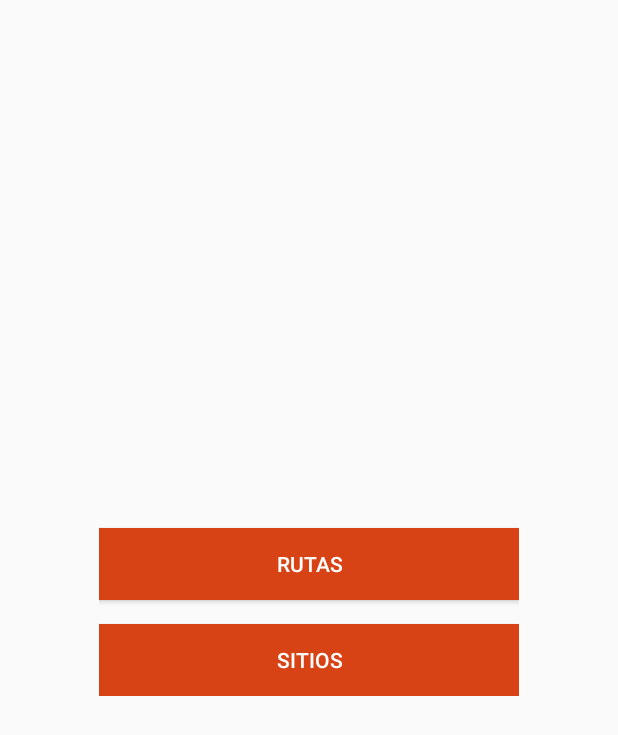
After one commit to Cromeror/turistapp_android, an Android app: the layout content_main_menu.xml on its own in the app's theme, with its tools: preview values and no code run, on a phone screen of 412 x 824 dp. The commit adds this screen. Shown: the top 735 px of the screen. Run offline under Robolectric (Android 15) with nearby library versions, the phone set to English and light mode, and no system bars.

Commit message:
Add home menu and button action

```diff
--- /dev/null
+++ b/app/src/main/res/layout/content_main_menu.xml
@@ -0,0 +1,29 @@
+<?xml version="1.0" encoding="utf-8"?>
+<LinearLayout xmlns:android="http://schemas.android.com/apk/res/android"
+    android:layout_width="match_parent"
+    android:layout_height="wrap_content"
+    android:layout_marginTop="320dp"
+    android:layout_marginLeft="50dp"
+    android:layout_marginRight="50dp"
+    android:padding="@dimen/card_padding"
+    android:orientation="vertical">
+
+    <Button
+        android:text="Rutas"
+        android:layout_width="match_parent"
+        android:layout_height="wrap_content"
+        android:layout_marginTop="16dp"
+        android:id="@+id/btn_route"
+        android:textColor="#ffffff"
+        android:background="@color/colorAccent"/>
+
+    <Button
+        android:text="Sitios"
+        android:layout_width="match_parent"
+        android:layout_height="wrap_content"
+        android:layout_marginTop="16dp"
+        android:id="@+id/btn_place"
+        android:textColor="#ffffff"
+        android:background="@color/colorAccent"/>
+
+</LinearLayout>
--- a/app/src/main/res/values/colors.xml
+++ b/app/src/main/res/values/colors.xml
@@ -1,6 +1,6 @@
 <?xml version="1.0" encoding="utf-8"?>
 <resources>
-    <color name="colorPrimary">#3F51B5</color>
-    <color name="colorPrimaryDark">#303F9F</color>
-    <color name="colorAccent">#FF4081</color>
+    <color name="colorPrimary">#EF6C00</color>
+    <color name="colorPrimaryDark">#E65100</color>
+    <color name="colorAccent">#D84315</color>
 </resources>
```
Also changed, not shown: app/src/main/AndroidManifest.xml (+5 -7 lines), app/src/main/java/com/turistory/android/activity/MainActivity.java (+26 -0 lines), app/src/main/res/layout/content_main.xml (+7 -2 lines), app/src/main/res/mipmap-hdpi/home_background.jpg (added), app/src/main/res/mipmap-hdpi/home_header.jpg (added), app/src/main/res/mipmap-hdpi/logo.png (added).
